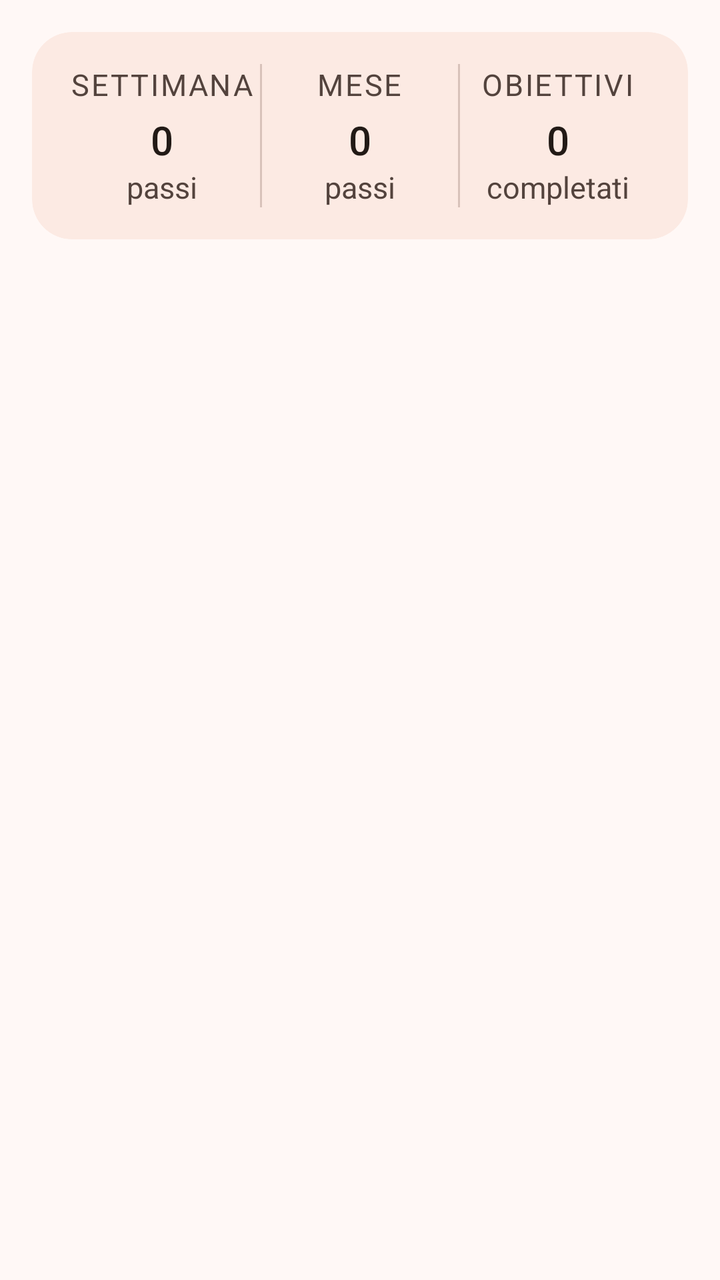
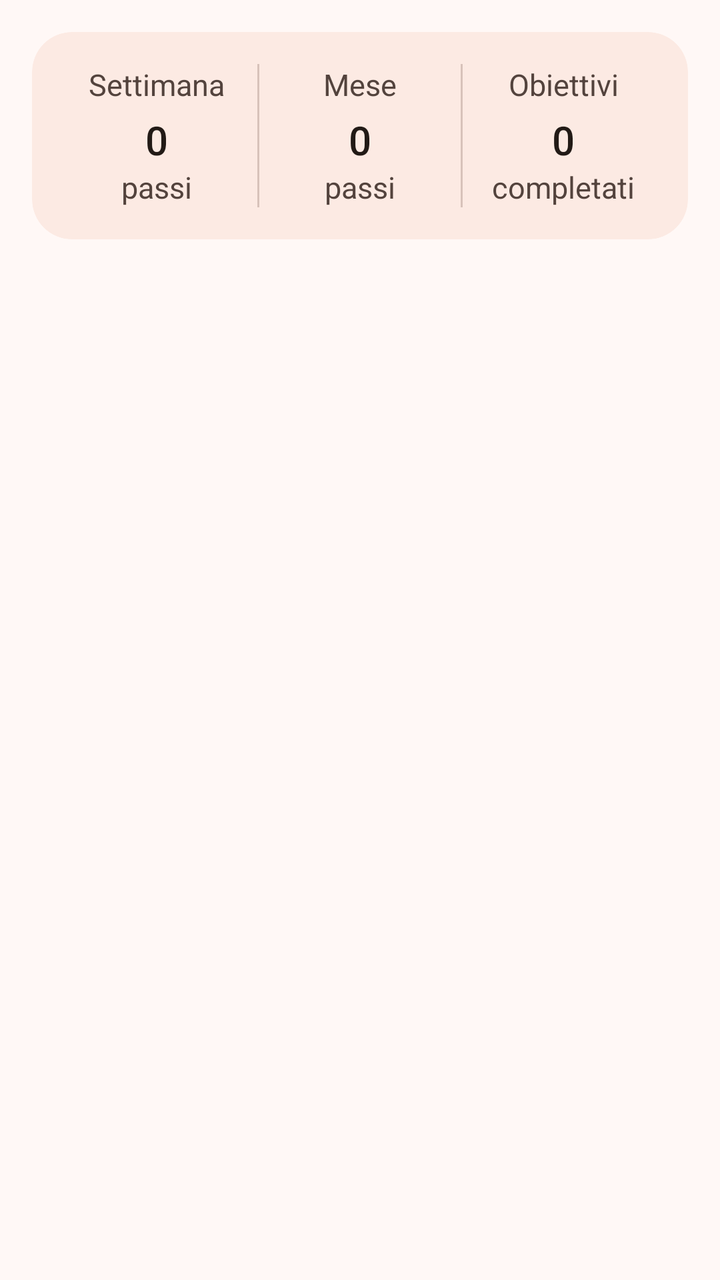

Screens rendered from an Android XML layout before and after an edit, with the pre-edit source and the edit as a unified diff.
<!-- AndroidManifest.xml: application theme Theme.Passi -->
<!-- res/layout/fragment_stats.xml -->
<?xml version="1.0" encoding="utf-8"?>
<FrameLayout xmlns:android="http://schemas.android.com/apk/res/android"
    xmlns:app="http://schemas.android.com/apk/res-auto"
    xmlns:tools="http://schemas.android.com/tools"
    android:id="@+id/frame"
    android:layout_width="match_parent"
    android:layout_height="match_parent"
    tools:context=".stats.StatsFragment">

    <LinearLayout
        android:id="@+id/linear"
        android:layout_width="match_parent"
        android:layout_height="wrap_content"
        android:orientation="vertical">

        <com.google.android.material.card.MaterialCardView
            android:layout_width="match_parent"
            android:layout_height="wrap_content"
            android:layout_margin="@dimen/space_m">

            <LinearLayout
                android:layout_width="match_parent"
                android:layout_height="wrap_content"
                android:orientation="horizontal"
                android:padding="@dimen/card_content_padding">

                <LinearLayout
                    android:layout_width="0dp"
                    android:layout_height="wrap_content"
                    android:layout_weight="1"
                    android:gravity="center"
                    android:orientation="vertical">

                    <TextView
                        style="@style/PassiText.Caption"
                        android:layout_width="wrap_content"
                        android:layout_height="wrap_content"
                        android:letterSpacing="0.06"
                        android:text="@string/settimana"
                        android:textAllCaps="true" />

                    <TextView
                        android:id="@+id/mediaPassiSettimana"
                        style="@style/PassiText.Metric"
                        android:layout_width="wrap_content"
                        android:layout_height="wrap_content"
                        android:layout_marginTop="@dimen/space_xs"
                        android:text="@string/passiOggi" />

                    <TextView
                        android:id="@+id/mediaKmSettimana"
                        style="@style/PassiText.Caption"
                        android:layout_width="wrap_content"
                        android:layout_height="wrap_content"
                        android:text="@string/km" />
                </LinearLayout>

                <View
                    android:layout_width="@dimen/divider_height"
                    android:layout_height="match_parent"
                    android:background="?attr/colorOutlineVariant" />

                <LinearLayout
                    android:layout_width="0dp"
                    android:layout_height="wrap_content"
                    android:layout_weight="1"
                    android:gravity="center"
                    android:orientation="vertical">

                    <TextView
                        style="@style/PassiText.Caption"
                        android:layout_width="wrap_content"
                        android:layout_height="wrap_content"
                        android:letterSpacing="0.06"
                        android:text="@string/mese"
                        android:textAllCaps="true" />

                    <TextView
                        android:id="@+id/mediaPassiMese"
                        style="@style/PassiText.Metric"
                        android:layout_width="wrap_content"
                        android:layout_height="wrap_content"
                        android:layout_marginTop="@dimen/space_xs"
                        android:text="@string/passiOggi" />

                    <TextView
                        android:id="@+id/mediaKmMese"
                        style="@style/PassiText.Caption"
                        android:layout_width="wrap_content"
                        android:layout_height="wrap_content"
                        android:text="@string/km" />
                </LinearLayout>

                <View
                    android:layout_width="@dimen/divider_height"
                    android:layout_height="match_parent"
                    android:background="?attr/colorOutlineVariant" />

                <LinearLayout
                    android:layout_width="0dp"
                    android:layout_height="wrap_content"
                    android:layout_weight="1"
                    android:gravity="center"
                    android:orientation="vertical">

                    <TextView
                        style="@style/PassiText.Caption"
                        android:layout_width="wrap_content"
                        android:layout_height="wrap_content"
                        android:letterSpacing="0.06"
                        android:text="@string/obiettivi"
                        android:textAllCaps="true" />

                    <TextView
                        android:id="@+id/obiettiviRaggiunti"
                        style="@style/PassiText.Metric"
                        android:layout_width="wrap_content"
                        android:layout_height="wrap_content"
                        android:layout_marginTop="@dimen/space_xs"
                        android:text="@string/passiOggi" />

                    <TextView
                        android:id="@+id/obiettiviTotali"
                        style="@style/PassiText.Caption"
                        android:layout_width="wrap_content"
                        android:layout_height="wrap_content"
                        android:text="@string/obiettiviTot" />
                </LinearLayout>
            </LinearLayout>
        </com.google.android.material.card.MaterialCardView>
    </LinearLayout>

</FrameLayout>
<!-- resources referenced by this layout -->
<resources>
  <dimen name="card_content_padding">16dp</dimen>
  <dimen name="divider_height">1dp</dimen>
  <dimen name="space_m">16dp</dimen>
  <dimen name="space_xs">4dp</dimen>
  <string name="km">passi</string>
  <string name="mese">Mese</string>
  <string name="obiettivi">Obiettivi</string>
  <string name="obiettiviTot">completati</string>
  <string name="passiOggi">0</string>
  <string name="settimana">Settimana</string>
  <style name="PassiText.Caption">
          <item name="android:textSize">@dimen/text_size_caption</item>
          <item name="android:textColor">?attr/colorOnSurfaceVariant</item>
      </style>
  <style name="PassiText.Metric">
          <item name="android:textSize">@dimen/text_size_subtitle</item>
          <item name="android:fontFamily">sans-serif-medium</item>
      </style>
  <dimen name="text_size_caption">15sp</dimen>
  <dimen name="text_size_subtitle">20sp</dimen>
  <color name="md_primary">#FFB3400A</color>
  <color name="md_on_primary">#FFFFFFFF</color>
  <color name="md_primary_container">#FFFFDBCC</color>
  <color name="md_on_primary_container">#FF3B0A00</color>
  <color name="md_secondary">#FF77574A</color>
  <color name="md_on_secondary">#FFFFFFFF</color>
  <color name="md_secondary_container">#FFFFDBCC</color>
  <color name="md_on_secondary_container">#FF2C160D</color>
  <color name="md_tertiary">#FF6C5D2F</color>
  <color name="md_on_tertiary">#FFFFFFFF</color>
  <color name="md_tertiary_container">#FFF5E1A7</color>
  <color name="md_on_tertiary_container">#FF241A00</color>
  <color name="md_error">#FFBA1A1A</color>
  <color name="md_on_error">#FFFFFFFF</color>
  <color name="md_error_container">#FFFFDAD6</color>
  <color name="md_on_error_container">#FF410002</color>
  <color name="md_background">#FFFFF8F6</color>
  <color name="md_on_background">#FF221A16</color>
  <color name="md_surface">#FFFFF8F6</color>
  <color name="md_on_surface">#FF221A16</color>
  <color name="md_surface_variant">#FFF5DED5</color>
  <color name="md_on_surface_variant">#FF53433D</color>
  <color name="md_surface_container_lowest">#FFFFFFFF</color>
  <color name="md_surface_container_low">#FFFFF1EB</color>
  <color name="md_surface_container">#FFFCEAE3</color>
  <color name="md_surface_container_high">#FFF7E4DD</color>
  <color name="md_surface_container_highest">#FFF1DED7</color>
  <color name="md_outline">#FF85736C</color>
  <color name="md_outline_variant">#FFD8C2BA</color>
  <color name="md_inverse_surface">#FF382E2A</color>
  <color name="md_inverse_on_surface">#FFFFEDE7</color>
  <style name="PassiSwitch" parent="Widget.Material3.CompoundButton.MaterialSwitch" />
  <style name="PassiBottomNav" parent="Widget.Material3.BottomNavigationView">
          <item name="android:background">?attr/colorSurfaceContainer</item>
          <item name="labelVisibilityMode">labeled</item>
      </style>
  <dimen name="card_corner_radius">20dp</dimen>
  <dimen name="text_size_body">18sp</dimen>
  <dimen name="space_l">24dp</dimen>
  <style name="PassiToolbarTitle" parent="TextAppearance.Material3.TitleLarge">
          <item name="android:textSize">@dimen/text_size_title</item>
          <item name="android:textColor">?attr/colorOnBackground</item>
      </style>
  <dimen name="text_size_title">22sp</dimen>
  <!-- unchanged entries left out for length: 4 -->
</resources>

<!-- the commit's change to res/layout/fragment_stats.xml (unified diff, before → after) -->
@@ -13,6 +13,7 @@
         android:layout_height="wrap_content"
         android:orientation="vertical">
 
+        
         <com.google.android.material.card.MaterialCardView
             android:layout_width="match_parent"
             android:layout_height="wrap_content"
@@ -32,32 +33,34 @@
                     android:orientation="vertical">
 
                     <TextView
-                        style="@style/PassiText.Caption"
-                        android:layout_width="wrap_content"
+                        style="@style/PassiText.Caption.Fit"
+                        android:layout_width="match_parent"
                         android:layout_height="wrap_content"
-                        android:letterSpacing="0.06"
-                        android:text="@string/settimana"
-                        android:textAllCaps="true" />
+                        android:gravity="center"
+                        android:text="@string/settimana" />
 
                     <TextView
                         android:id="@+id/mediaPassiSettimana"
                         style="@style/PassiText.Metric"
-                        android:layout_width="wrap_content"
+                        android:layout_width="match_parent"
                         android:layout_height="wrap_content"
                         android:layout_marginTop="@dimen/space_xs"
+                        android:gravity="center"
                         android:text="@string/passiOggi" />
 
                     <TextView
                         android:id="@+id/mediaKmSettimana"
-                        style="@style/PassiText.Caption"
-                        android:layout_width="wrap_content"
+                        style="@style/PassiText.Caption.Fit"
+                        android:layout_width="match_parent"
                         android:layout_height="wrap_content"
+                        android:gravity="center"
                         android:text="@string/km" />
                 </LinearLayout>
 
                 <View
                     android:layout_width="@dimen/divider_height"
                     android:layout_height="match_parent"
+                    android:layout_marginHorizontal="@dimen/space_xs"
                     android:background="?attr/colorOutlineVariant" />
 
                 <LinearLayout
@@ -68,32 +71,34 @@
                     android:orientation="vertical">
 
                     <TextView
-                        style="@style/PassiText.Caption"
-                        android:layout_width="wrap_content"
+                        style="@style/PassiText.Caption.Fit"
+                        android:layout_width="match_parent"
                         android:layout_height="wrap_content"
-                        android:letterSpacing="0.06"
-                        android:text="@string/mese"
-                        android:textAllCaps="true" />
+                        android:gravity="center"
+                        android:text="@string/mese" />
 
                     <TextView
                         android:id="@+id/mediaPassiMese"
                         style="@style/PassiText.Metric"
-                        android:layout_width="wrap_content"
+                        android:layout_width="match_parent"
                         android:layout_height="wrap_content"
                         android:layout_marginTop="@dimen/space_xs"
+                        android:gravity="center"
                         android:text="@string/passiOggi" />
 
                     <TextView
                         android:id="@+id/mediaKmMese"
-                        style="@style/PassiText.Caption"
-                        android:layout_width="wrap_content"
+                        style="@style/PassiText.Caption.Fit"
+                        android:layout_width="match_parent"
                         android:layout_height="wrap_content"
+                        android:gravity="center"
                         android:text="@string/km" />
                 </LinearLayout>
 
                 <View
                     android:layout_width="@dimen/divider_height"
                     android:layout_height="match_parent"
+                    android:layout_marginHorizontal="@dimen/space_xs"
                     android:background="?attr/colorOutlineVariant" />
 
                 <LinearLayout
@@ -104,26 +109,27 @@
                     android:orientation="vertical">
 
                     <TextView
-                        style="@style/PassiText.Caption"
-                        android:layout_width="wrap_content"
+                        style="@style/PassiText.Caption.Fit"
+                        android:layout_width="match_parent"
                         android:layout_height="wrap_content"
-                        android:letterSpacing="0.06"
-                        android:text="@string/obiettivi"
-                        android:textAllCaps="true" />
+                        android:gravity="center"
+                        android:text="@string/obiettivi" />
 
                     <TextView
                         android:id="@+id/obiettiviRaggiunti"
                         style="@style/PassiText.Metric"
-                        android:layout_width="wrap_content"
+                        android:layout_width="match_parent"
                         android:layout_height="wrap_content"
                         android:layout_marginTop="@dimen/space_xs"
+                        android:gravity="center"
                         android:text="@string/passiOggi" />
 
                     <TextView
                         android:id="@+id/obiettiviTotali"
-                        style="@style/PassiText.Caption"
-                        android:layout_width="wrap_content"
+                        style="@style/PassiText.Caption.Fit"
+                        android:layout_width="match_parent"
                         android:layout_height="wrap_content"
+                        android:gravity="center"
                         android:text="@string/obiettiviTot" />
                 </LinearLayout>
             </LinearLayout>
<!-- resource entries referenced after the edit -->
@@ -10,14 +10,24 @@
   <string name="obiettiviTot">completati</string>
   <string name="passiOggi">0</string>
   <string name="settimana">Settimana</string>
-  <style name="PassiText.Caption">
-          <item name="android:textSize">@dimen/text_size_caption</item>
-          <item name="android:textColor">?attr/colorOnSurfaceVariant</item>
+  <style name="PassiText.Caption.Fit">
+          <item name="android:maxLines">1</item>
+          <item name="android:ellipsize">end</item>
+          <item name="autoSizeTextType">uniform</item>
+          <item name="autoSizeMinTextSize">@dimen/text_size_autosize_min</item>
+          <item name="autoSizeMaxTextSize">@dimen/text_size_caption</item>
+          <item name="autoSizeStepGranularity">1sp</item>
       </style>
   <style name="PassiText.Metric">
           <item name="android:textSize">@dimen/text_size_subtitle</item>
           <item name="android:fontFamily">sans-serif-medium</item>
+          <item name="android:maxLines">1</item>
+          <item name="autoSizeTextType">uniform</item>
+          <item name="autoSizeMinTextSize">@dimen/text_size_autosize_min</item>
+          <item name="autoSizeMaxTextSize">@dimen/text_size_subtitle</item>
+          <item name="autoSizeStepGranularity">1sp</item>
       </style>
+  <dimen name="text_size_autosize_min">11sp</dimen>
   <dimen name="text_size_caption">15sp</dimen>
   <dimen name="text_size_subtitle">20sp</dimen>
   <color name="md_primary">#FFB3400A</color>
